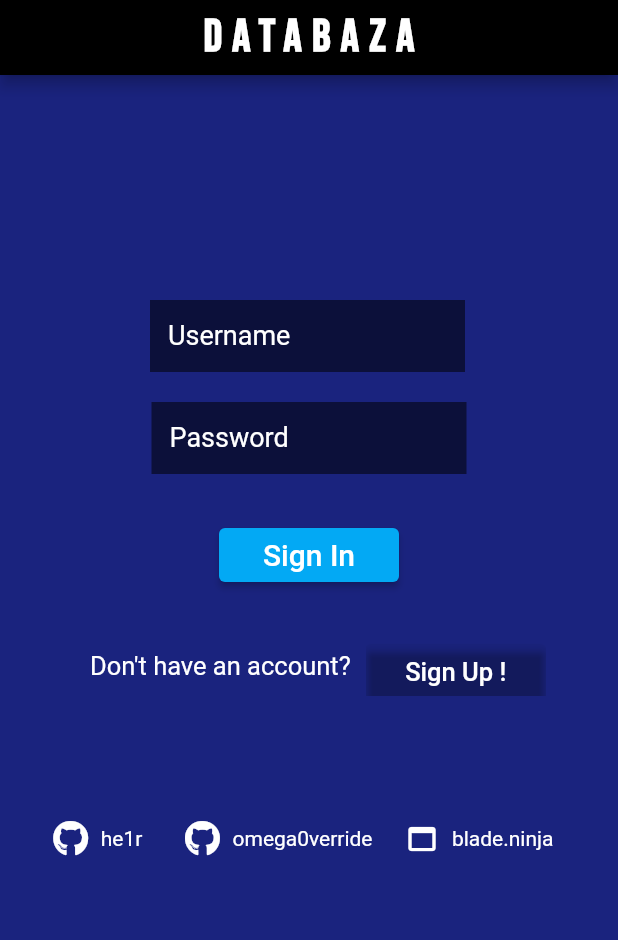
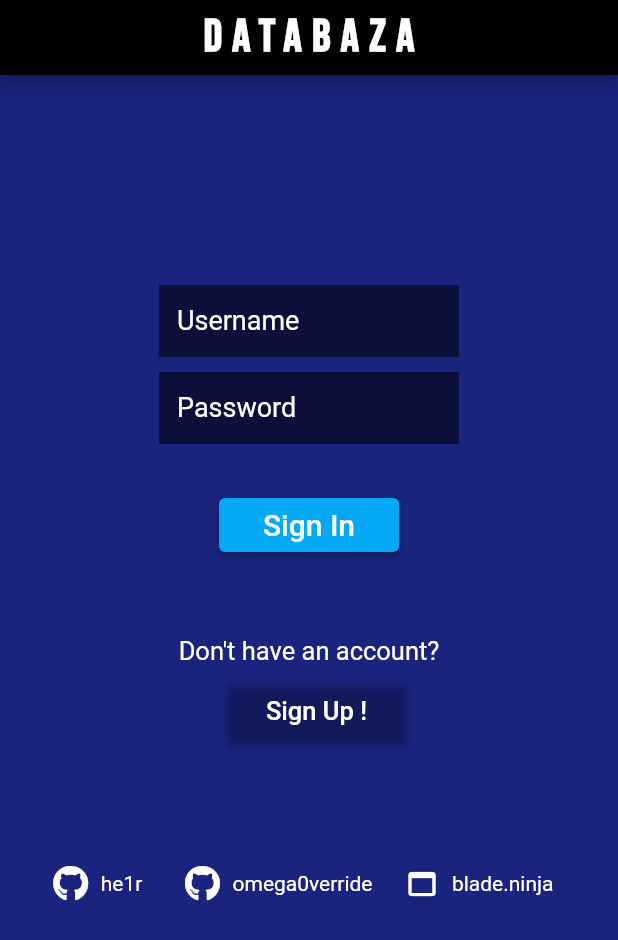
Before and after one commit to he1r/blade.ninja, a Flutter app: the screen it shows after launch, on a phone screen of 412 x 824 dp. Shown: the top 940 px of the screen. Run offline on Flutter 3.47's test engine with Material 2 defaults, Android fonts, the phone set to English and light mode, and no system bars; drawn by our look-alikes of getwidget; our stand-ins replace font_awesome_flutter, google_fonts; Roboto replaces fonts that are missing (Akrobat-Bold).

Commit message:
fixed layout

```diff
--- a/lib/main.dart
+++ b/lib/main.dart
@@ -80,7 +80,6 @@ class HomeScreen extends StatelessWidget {
   @override
   Widget build(BuildContext context) {
     return Scaffold(
-        resizeToAvoidBottomInset: false,
       backgroundColor: Colors.indigo[900],
       appBar: AppBar(
         toolbarHeight: 50,
@@ -93,14 +92,12 @@ class HomeScreen extends StatelessWidget {
                 letterSpacing: 7,
                 fontWeight: FontWeight.bold)),
       ),
-        body: Column(children: <Widget>[
-          Row(
-            children: [
+      body: Center(
+        child: SingleChildScrollView(
+            child: Column(children: <Widget>[
           Container(
-                width: 400,
-                padding: const EdgeInsets.only(top: 150, left: 100, right: 90),
-                child: const SingleChildScrollView(
-                  child: TextField(
+            width: 200,
+            child: const TextField(
               style: TextStyle(
                   fontSize: 18.0,
                   height: 1.1,
@@ -115,15 +112,10 @@ class HomeScreen extends StatelessWidget {
                   hintText: 'Username'),
             ),
           ),
-              )
-            ],
-          ),
           Container(
-            width: 400,
-            alignment: Alignment.center,
-            padding: const EdgeInsets.only(top: 20, left: 95, right: 95),
-            child: const SingleChildScrollView(
-              child: TextField(
+            width: 200,
+            padding: const EdgeInsets.only(top: 10),
+            child: const TextField(
               obscureText: true,
               style: TextStyle(
                   fontSize: 18.0,
@@ -133,18 +125,16 @@ class HomeScreen extends StatelessWidget {
               decoration: InputDecoration(
                 filled: true,
                 fillColor: Colors.black54,
-                  hintStyle: TextStyle(
-                      color: Colors.white, fontFamily: 'Akrobat-Bold'),
+                hintStyle:
+                    TextStyle(color: Colors.white, fontFamily: 'Akrobat-Bold'),
                 border: InputBorder.none,
                 hintText: "Password",
-                ),
               ),
             ),
           ),
           Container(
             margin: const EdgeInsets.only(top: 30),
             width: 120,
-            child: SingleChildScrollView(
             child: ElevatedButton(
               onPressed: () {
                 Navigator.push(
@@ -163,23 +153,17 @@ class HomeScreen extends StatelessWidget {
               ),
             ),
           ),
-          ),
-          Row(
-            children: [
           Container(
-                margin: const EdgeInsets.only(left: 60, top: 30),
-                child: const SingleChildScrollView(
-                  child: Text(
+            padding: const EdgeInsets.only(top: 50),
+            child: const Text(
               "Don't have an account?",
               style: TextStyle(color: Colors.white, fontSize: 17),
-                  ),
             ),
           ),
           Container(
             width: 120,
             height: 40,
-                margin: const EdgeInsets.only(top: 30, left: 10),
-                child: SingleChildScrollView(
+            margin: const EdgeInsets.only(top: 10, left: 10),
             child: ElevatedButton(
               onPressed: () {
                 Navigator.push(
@@ -190,22 +174,18 @@ class HomeScreen extends StatelessWidget {
                 );
               },
               style: ButtonStyle(
-                        backgroundColor: MaterialStateProperty.all<Color>(
-                            Colors.transparent)),
+                  backgroundColor:
+                      MaterialStateProperty.all<Color>(Colors.transparent)),
               child: const Text(
                 "Sign Up !",
                 style: TextStyle(color: Colors.white, fontSize: 17),
               ),
             ),
           ),
-              ),
-            ],
-          ),
           Row(
             children: [
               const Padding(padding: EdgeInsets.only(top: 190, left: 20)),
               Container(
-                child: SingleChildScrollView(
                 child: GFButton(
                   onPressed: () {},
                   text: "he1r",
@@ -217,10 +197,8 @@ class HomeScreen extends StatelessWidget {
                   type: GFButtonType.transparent,
                 ),
               ),
-              ),
               Container(
                 margin: const EdgeInsets.only(left: 5),
-                child: SingleChildScrollView(
                 child: GFButton(
                   onPressed: () {},
                   text: "omega0verride",
@@ -232,10 +210,8 @@ class HomeScreen extends StatelessWidget {
                   type: GFButtonType.transparent,
                 ),
               ),
-              ),
               Container(
                 margin: const EdgeInsets.only(left: 5),
-                child: SingleChildScrollView(
                 child: GFButton(
                   onPressed: () {},
                   text: "blade.ninja",
@@ -247,9 +223,10 @@ class HomeScreen extends StatelessWidget {
                   type: GFButtonType.transparent,
                 ),
               ),
-              ),
             ],
           )
-        ]));
+        ])),
+      ),
+    );
   }
 }
```
Lines whose indentation alone changed are shown as unchanged.
